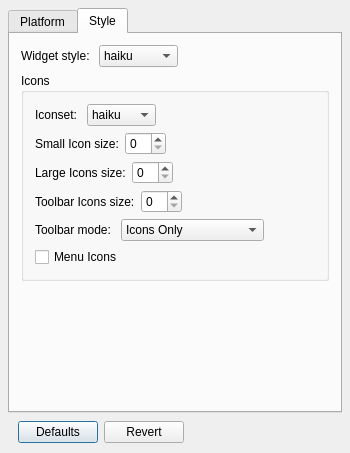
Before: the Qt Designer form tools/qsettings/settingsdialog.ui in threedeyes/qthaikuplugins, drawn with Qt 5.
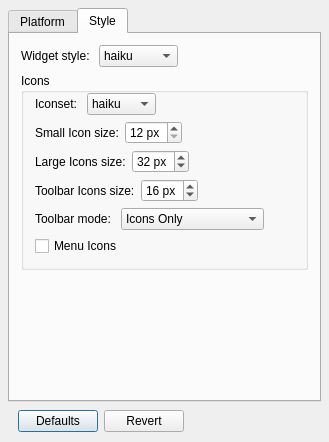
After: the same form once the commit is applied. The open tabs and pages were chosen to show the change.

Commit message: Add read and save settings data for qsettings tool

```diff
--- a/tools/qsettings/settingsdialog.ui
+++ b/tools/qsettings/settingsdialog.ui
@@ -6,8 +6,8 @@
    <rect>
     <x>0</x>
     <y>0</y>
-    <width>350</width>
-    <height>453</height>
+    <width>329</width>
+    <height>442</height>
    </rect>
   </property>
   <property name="sizePolicy">
@@ -220,6 +220,9 @@
             <string>Icons</string>
            </property>
            <layout class="QVBoxLayout" name="verticalLayout_13">
+            <property name="topMargin">
+             <number>0</number>
+            </property>
             <item>
              <layout class="QVBoxLayout" name="verticalLayout_12">
               <item>
@@ -281,7 +284,20 @@
                  </widget>
                 </item>
                 <item>
-                 <widget class="QSpinBox" name="spinBox"/>
+                 <widget class="QSpinBox" name="smallIconSizeSpinBox">
+                  <property name="suffix">
+                   <string> px</string>
+                  </property>
+                  <property name="minimum">
+                   <number>12</number>
+                  </property>
+                  <property name="maximum">
+                   <number>32</number>
+                  </property>
+                  <property name="singleStep">
+                   <number>4</number>
+                  </property>
+                 </widget>
                 </item>
                 <item>
                  <spacer name="horizontalSpacer_5">
@@ -308,7 +324,23 @@
                  </widget>
                 </item>
                 <item>
-                 <widget class="QSpinBox" name="spinBox_2"/>
+                 <widget class="QSpinBox" name="largeIconSizeSpinBox">
+                  <property name="suffix">
+                   <string> px</string>
+                  </property>
+                  <property name="minimum">
+                   <number>16</number>
+                  </property>
+                  <property name="maximum">
+                   <number>64</number>
+                  </property>
+                  <property name="singleStep">
+                   <number>8</number>
+                  </property>
+                  <property name="value">
+                   <number>32</number>
+                  </property>
+                 </widget>
                 </item>
                 <item>
                  <spacer name="horizontalSpacer_6">
@@ -335,7 +367,23 @@
                  </widget>
                 </item>
                 <item>
-                 <widget class="QSpinBox" name="spinBox_3"/>
+                 <widget class="QSpinBox" name="toolbarIconSizeSpinBox">
+                  <property name="suffix">
+                   <string> px</string>
+                  </property>
+                  <property name="minimum">
+                   <number>12</number>
+                  </property>
+                  <property name="maximum">
+                   <number>32</number>
+                  </property>
+                  <property name="singleStep">
+                   <number>4</number>
+                  </property>
+                  <property name="value">
+                   <number>16</number>
+                  </property>
+                 </widget>
                 </item>
                 <item>
                  <spacer name="horizontalSpacer_7">
```
Left out of the diff: 55 changed lines with no effect on the pictures. The commit also changes 2 other files.
